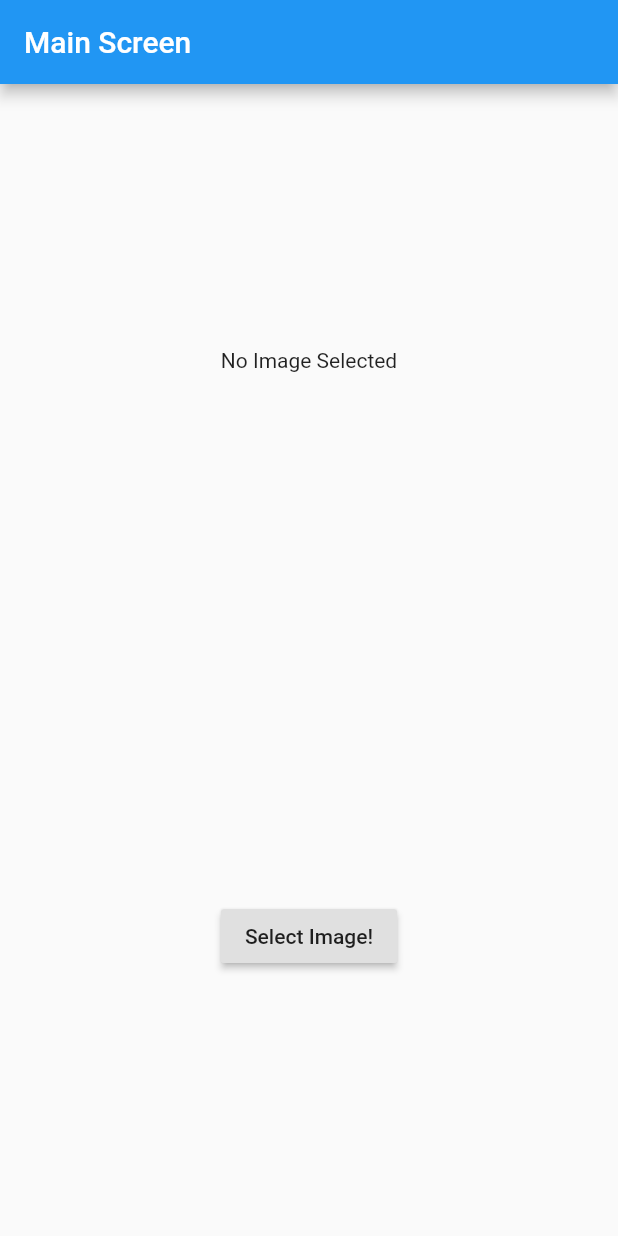
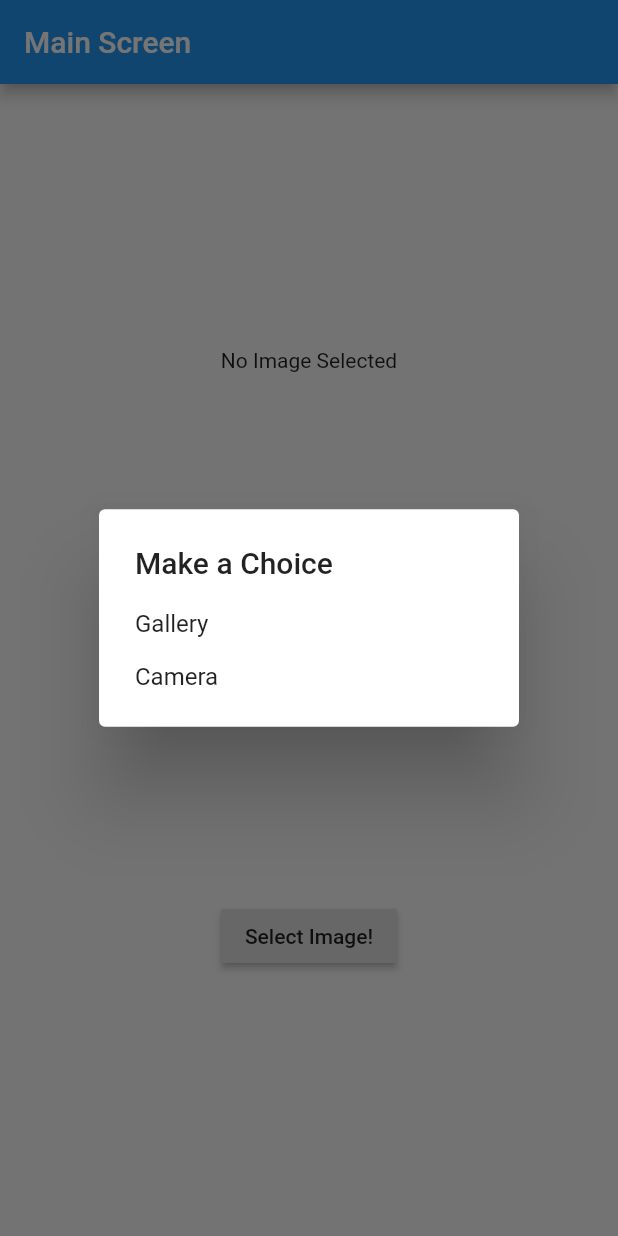
Before and after one commit to PhysicalRevelry/camera_provider, a Flutter app: the screen it shows after launch, after a tap on "Select Image!", on a phone screen of 412 x 824 dp. Run offline on Flutter 3.47's test engine with Material 2 defaults, Android fonts, the phone set to English and light mode, and no system bars; our stand-ins replace image_picker, shared_preferences.

```diff
--- a/lib/choice_dialog.dart
+++ b/lib/choice_dialog.dart
@@ -15,7 +15,7 @@ class ChoiceDialog extends StatelessWidget {
               child: Text('Gallery'),
               onTap: () {
                 Provider.of<CameraController>(context, listen: false)
-                    .openCamera(context);
+                    .openGallery(context);
               },
             ),
             Padding(
@@ -25,7 +25,7 @@ class ChoiceDialog extends StatelessWidget {
               child: Text("Camera"),
               onTap: () {
                 Provider.of<CameraController>(context, listen: false)
-                    .openGallery(context);
+                    .openCamera(context);
               },
             )
           ],
--- a/lib/landing_screen.dart
+++ b/lib/landing_screen.dart
@@ -1,5 +1,7 @@
 import 'package:flutter/material.dart';
 import 'package:image_picker/image_picker.dart';
+import 'package:new_camera_tutorial/state.dart';
+import 'package:provider/provider.dart';
 import 'package:shared_preferences/shared_preferences.dart';
 
 class LandingScreen extends StatelessWidget {
@@ -19,6 +21,8 @@ class LandingScreen extends StatelessWidget {
               RaisedButton(
                 onPressed: () {
                   //TODO dialog box with camera vs gallery options
+                  Provider.of<CameraController>(context, listen: false)
+                      .createDialogBox(context);
                 },
                 child: Text("Select Image!"),
               ),
--- a/lib/state.dart
+++ b/lib/state.dart
@@ -1,5 +1,6 @@
 import 'package:flutter/material.dart';
 import 'package:image_picker/image_picker.dart';
+import 'package:new_camera_tutorial/choice_dialog.dart';
 import 'package:shared_preferences/shared_preferences.dart';
 
 class CameraController extends ChangeNotifier {
@@ -27,6 +28,11 @@ class CameraController extends ChangeNotifier {
     imagePath = saveImage.getString("image path");
   }
 
+  Future<Widget> createDialogBox(BuildContext context) {
+    return showDialog(context: context, builder: (context){
+      return ChoiceDialog();
+    });
+  }
 
 
 }
```
